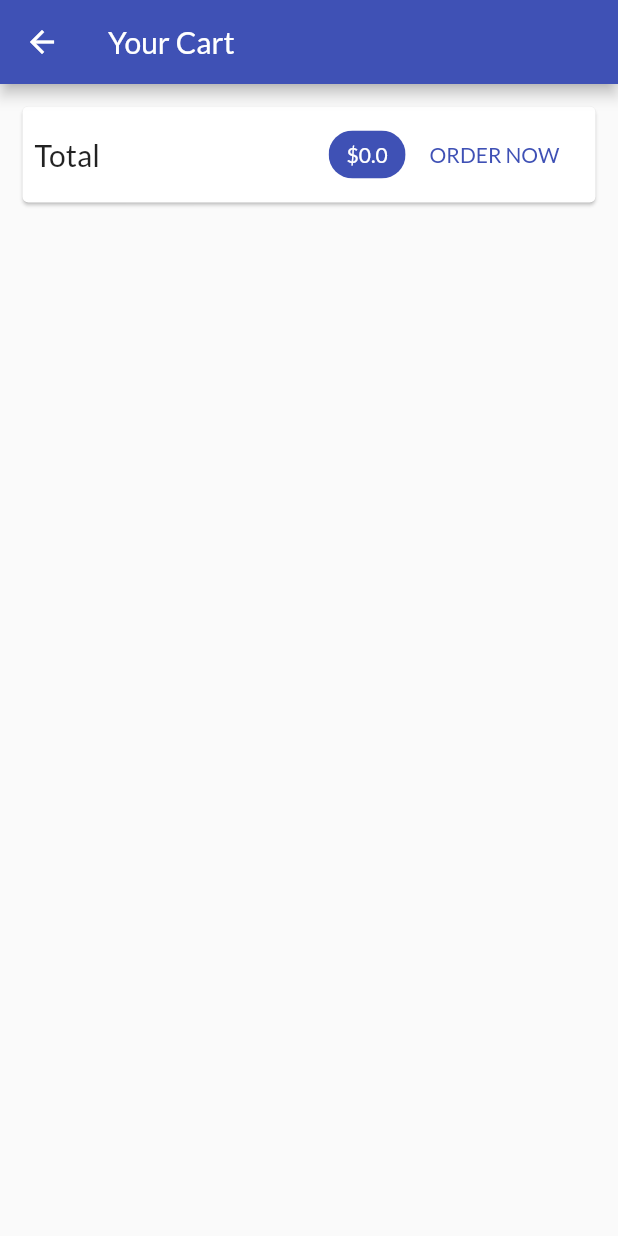
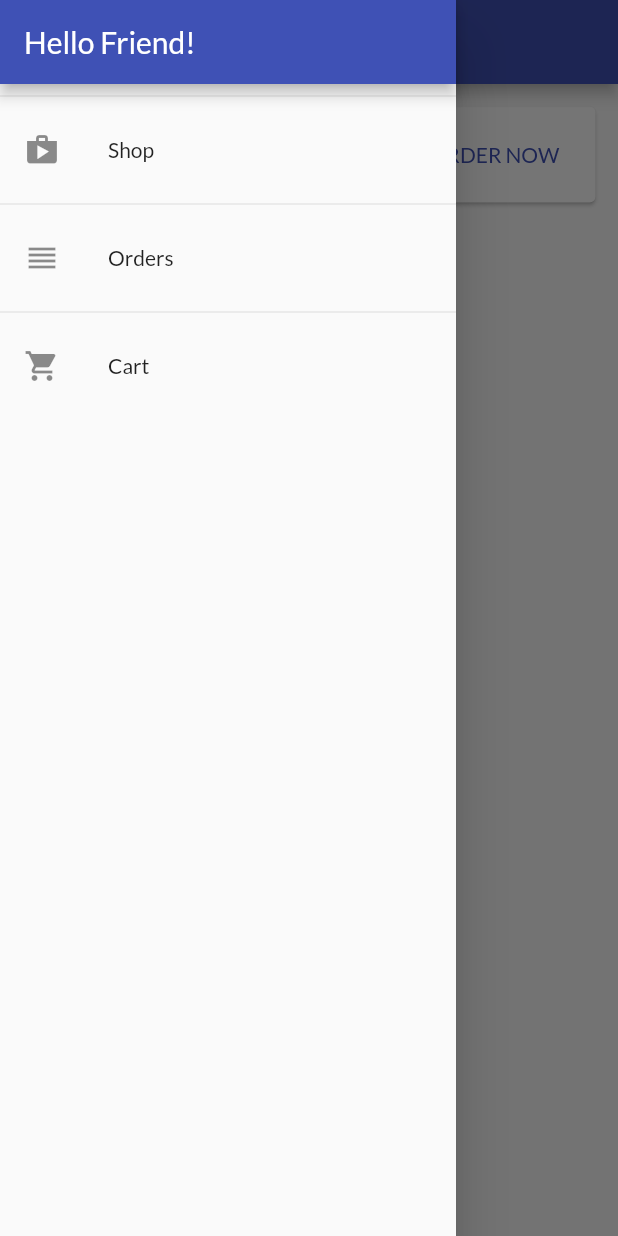
Before and after one commit to AnghelAndrei28/Shop-App, a Flutter app: the CartScreen screen opened by its route, with the side drawer open (before the commit the screen has no drawer), on a phone screen of 412 x 824 dp. Run offline on Flutter 3.47's test engine with Material 2 defaults, Android fonts, the phone set to English and light mode, and no system bars; network calls fail.

```diff
--- a/lib/main.dart
+++ b/lib/main.dart
@@ -1,7 +1,9 @@
 import 'package:flutter/material.dart';
 import 'package:provider/provider.dart';
 import 'package:shopapp/providers/cart_provider.dart';
+import 'package:shopapp/providers/oders_provider.dart';
 import 'package:shopapp/screens/cart_screen.dart';
+import 'package:shopapp/screens/orders_screen.dart';
 
 import 'screens/product_detail_screen.dart';
 import 'screens/product_overview_screen.dart';
@@ -20,6 +22,9 @@ class MyApp extends StatelessWidget {
         ChangeNotifierProvider(
           create: (ctx) => Cart(),
         ),
+        ChangeNotifierProvider(
+          create: (ctx) => OrdersProvider(),
+        )
       ],
       child: MaterialApp(
         title: 'MyShop',
@@ -32,6 +37,7 @@ class MyApp extends StatelessWidget {
         routes: {
           ProductDetailScreen.routeName: (ctx) => ProductDetailScreen(),
           CartScreen.routeName: (ctx) => CartScreen(),
+          OrdersScreen.routeName: (ctx) => OrdersScreen(),
         },
       ),
     );
--- a/lib/providers/cart_provider.dart
+++ b/lib/providers/cart_provider.dart
@@ -63,4 +63,9 @@ class Cart with ChangeNotifier {
     _items.remove(productId);
     notifyListeners();
   }
+
+  void clear() {
+    _items = {};
+    notifyListeners();
+  }
 }
--- a/lib/screens/cart_screen.dart
+++ b/lib/screens/cart_screen.dart
@@ -1,8 +1,10 @@
 import 'package:flutter/material.dart';
 import 'package:provider/provider.dart';
+import 'package:shopapp/widgets/app_drawer.dart';
 
 import '../providers/cart_provider.dart' show Cart; //first option
 import '../widgets/cart_item.dart' as ci;
+import '../providers/oders_provider.dart';
 
 class CartScreen extends StatelessWidget {
   static const routeName = '/cart';
@@ -14,6 +16,7 @@ class CartScreen extends StatelessWidget {
         appBar: AppBar(
           title: Text('Your Cart'),
         ),
+        drawer: AppDrawer(),
         body: Column(
           children: [
             Card(
@@ -30,7 +33,7 @@ class CartScreen extends StatelessWidget {
                     Spacer(),
                     Chip(
                       label: Text(
-                        '\$${cart.totalAmount}',
+                        '\$${cart.totalAmount.toStringAsFixed(2)}',
                         style: TextStyle(
                           color: Colors.white,
                         ),
@@ -43,7 +46,10 @@ class CartScreen extends StatelessWidget {
                           style:
                               TextStyle(color: Theme.of(context).primaryColor),
                         ),
-                        onPressed: () {})
+                        onPressed: () {
+                          Provider.of<OrdersProvider>(context, listen: false).addOrder(cart.items.values.toList(), cart.totalAmount);
+                          cart.clear();
+                        })
                   ],
                 ),
               ),
--- /dev/null
+++ b/lib/screens/orders_screen.dart
@@ -0,0 +1,22 @@
+import 'package:flutter/material.dart';
+import 'package:provider/provider.dart';
+import 'package:shopapp/providers/oders_provider.dart';
+import 'package:shopapp/widgets/app_drawer.dart';
+import '../widgets/order_item.dart' as Item;
+
+class OrdersScreen extends StatelessWidget {
+  static const routeName = '/orders';
+
+  @override
+  Widget build(BuildContext context) {
+    final orderData = Provider.of<OrdersProvider>(context);
+    return Scaffold(
+      appBar: AppBar(title: Text('Your Orders'),),
+      body: ListView.builder(
+        itemCount: orderData.orders.length,
+        itemBuilder: (ctx, i) => Item.OrderItem(orderData.orders[i]),
+      ),
+      drawer: AppDrawer(),
+    );
+  }
+}
--- a/lib/screens/product_overview_screen.dart
+++ b/lib/screens/product_overview_screen.dart
@@ -2,6 +2,7 @@ import 'package:flutter/material.dart';
 import 'package:provider/provider.dart';
 import 'package:shopapp/providers/cart_provider.dart';
 import 'package:shopapp/screens/cart_screen.dart';
+import 'package:shopapp/widgets/app_drawer.dart';
 
 import '../providers/products_provider.dart';
 import '../widgets/products_grid.dart';
@@ -62,6 +63,7 @@ class _ProductOverviewScreenState extends State<ProductOverviewScreen> {
             ),
           ],
         ),
+        drawer: AppDrawer(),
         body: ProductsGrid(_showOblyFavorites));
   }
 }
--- /dev/null
+++ b/lib/widgets/app_drawer.dart
@@ -0,0 +1,43 @@
+import 'package:flutter/material.dart';
+import 'package:shopapp/screens/cart_screen.dart';
+import 'package:shopapp/screens/orders_screen.dart';
+
+class AppDrawer extends StatelessWidget {
+  @override
+  Widget build(BuildContext context) {
+    return Drawer(
+      child: Column(
+        children: [
+          AppBar(
+            title: Text('Hello Friend!'),
+            automaticallyImplyLeading: false,
+          ),
+          Divider(),
+          ListTile(
+            leading: Icon(Icons.shop),
+            title: Text('Shop'),
+            onTap: () {
+              Navigator.of(context).pushReplacementNamed('/');
+            }
+          ),
+          Divider(),
+          ListTile(
+              leading: Icon(Icons.reorder),
+              title: Text('Orders'),
+              onTap: () {
+                Navigator.of(context).pushReplacementNamed(OrdersScreen.routeName);
+              }
+          ),
+          Divider(),
+          ListTile(
+              leading: Icon(Icons.shopping_cart),
+              title: Text('Cart'),
+              onTap: () {
+                Navigator.of(context).pushReplacementNamed(CartScreen.routeName);
+              }
+          ),
+        ],
+      ),
+    );
+  }
+}
--- a/pubspec.yaml
+++ b/pubspec.yaml
@@ -29,6 +29,7 @@ dependencies:
   # Use with the CupertinoIcons class for iOS style icons.
   cupertino_icons: ^1.0.1
   provider: ^4.0.0
+  intl: ^0.15.8
 
 dev_dependencies:
   flutter_test:
```
Also changed, not shown: lib/providers/oders_provider.dart (added, +36 -0 lines), lib/screens/product_detail_screen.dart (+33 -0 lines), lib/widgets/order_item.dart (added, +72 -0 lines), pubspec.lock.
